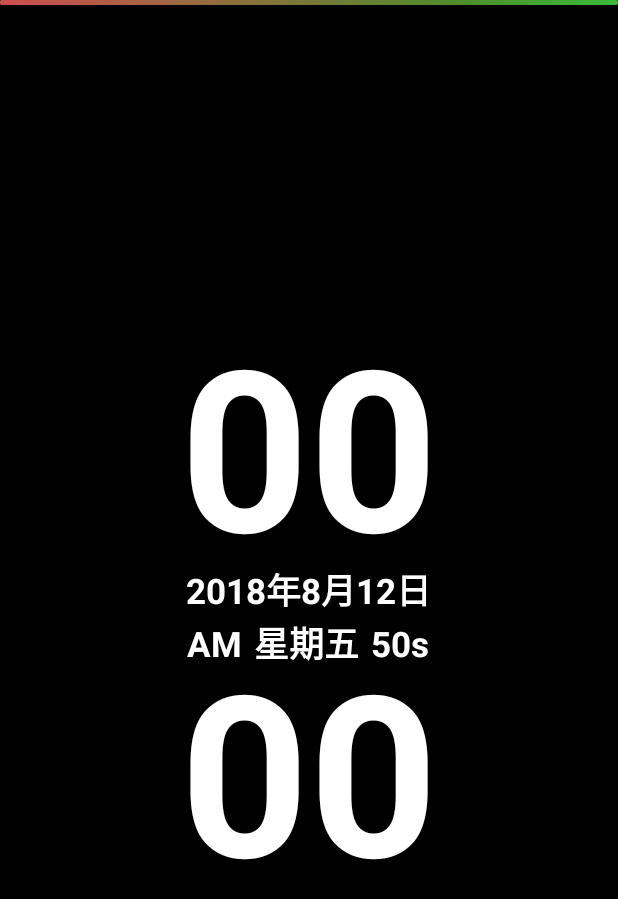
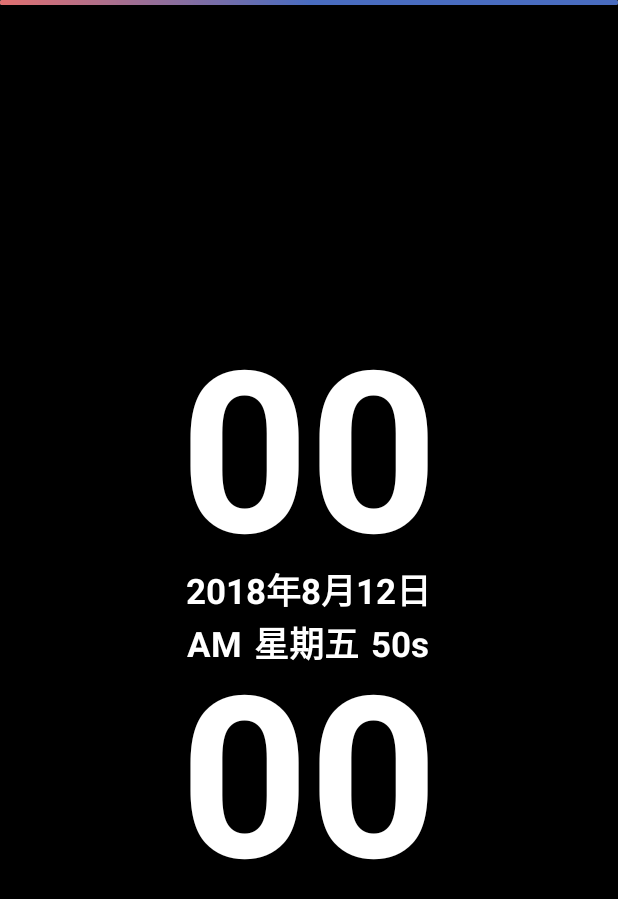
Before and after one commit to Mr-Coding/MyClock-Kotlin, an Android app: the layout activity_drawer.xml on its own in the app's theme, with its tools: preview values and no code run, on a phone screen of 412 x 824 dp. Shown: the top 899 px of the screen. Run offline under Robolectric (Android 15) with nearby library versions, the phone set to English and light mode, and no system bars.

Commit message:
v 0.25.7 - 修复下拉状态栏后无法恢复全屏的bug

```diff
--- a/app/src/main/java/com/frank/myclock/Data.kt
+++ b/app/src/main/java/com/frank/myclock/Data.kt
@@ -26,7 +26,7 @@ class Data(context: Context){
 
     //是否显示电量
     fun showBatteryProgress():Boolean{
-        return data.getBoolean("PowerProgress",true)
+        return data.getBoolean("PowerProgress",false)
     }
     fun setShowBatteryProgress(value:Boolean){
         editor.putBoolean("PowerProgress",value).commit()
--- a/app/src/main/java/com/frank/myclock/extend/_Activity.kt
+++ b/app/src/main/java/com/frank/myclock/extend/_Activity.kt
@@ -45,6 +45,7 @@ fun Activity.timeRunning(){
     time.setTimeListener(
             on1s = {
                 runOnUiThread { kotlin.run {
+                    setActivityFullScreen(true)
                     h_tv.text    = if (!data.is12HourClock()){
                         Time.hour()
                     }else{
--- a/app/src/main/res/drawable/progressbar_style.xml
+++ b/app/src/main/res/drawable/progressbar_style.xml
@@ -12,19 +12,19 @@
         </shape>
     </item>
 
-    <item android:id="@android:id/secondaryProgress">
-        <clip>
-            <shape>
-                <corners android:radius="1dip" />
-                <gradient
-                    android:angle="0"
-                    android:centerColor="#80ffb600"
-                    android:centerY="0.75"
-                    android:endColor="#a0ffcb00"
-                    android:startColor="#80ffd300" />
-            </shape>
-        </clip>
-    </item>
+    <!--<item android:id="@android:id/secondaryProgress">-->
+        <!--<clip>-->
+            <!--<shape>-->
+                <!--<corners android:radius="1dip" />-->
+                <!--<gradient-->
+                    <!--android:angle="0"-->
+                    <!--android:centerColor="#80ffb600"-->
+                    <!--android:centerY="0.75"-->
+                    <!--android:endColor="#a0ffcb00"-->
+                    <!--android:startColor="#80ffd300" />-->
+            <!--</shape>-->
+        <!--</clip>-->
+    <!--</item>-->
 
     <item android:id="@android:id/progress">
         <clip>
@@ -32,8 +32,10 @@
                 <corners android:radius="1dip" />
                 <gradient
                     android:angle="0"
-                    android:endColor="#8000ff00"
-                    android:startColor="#80ff0000" />
+                    android:endColor="@color/blue"
+                    android:centerColor="@color/blue"
+                    android:startColor="#e17070"
+                    android:centerX="0.5" />
             </shape>
         </clip>
     </item>
```
Also changed, not shown: app/build.gradle (+4 -4 lines), 1 other file.
